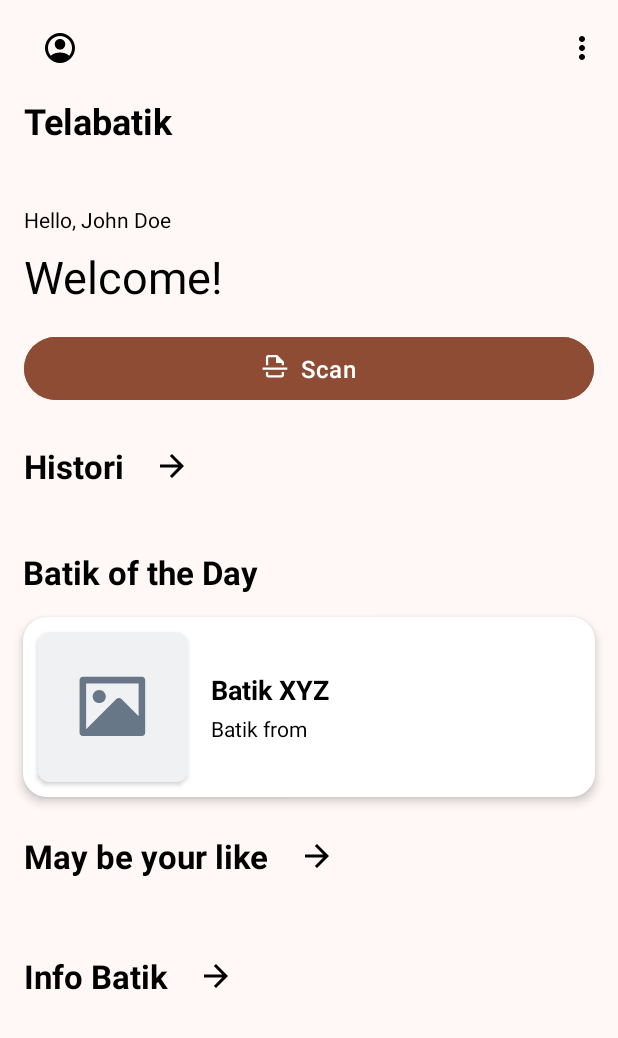
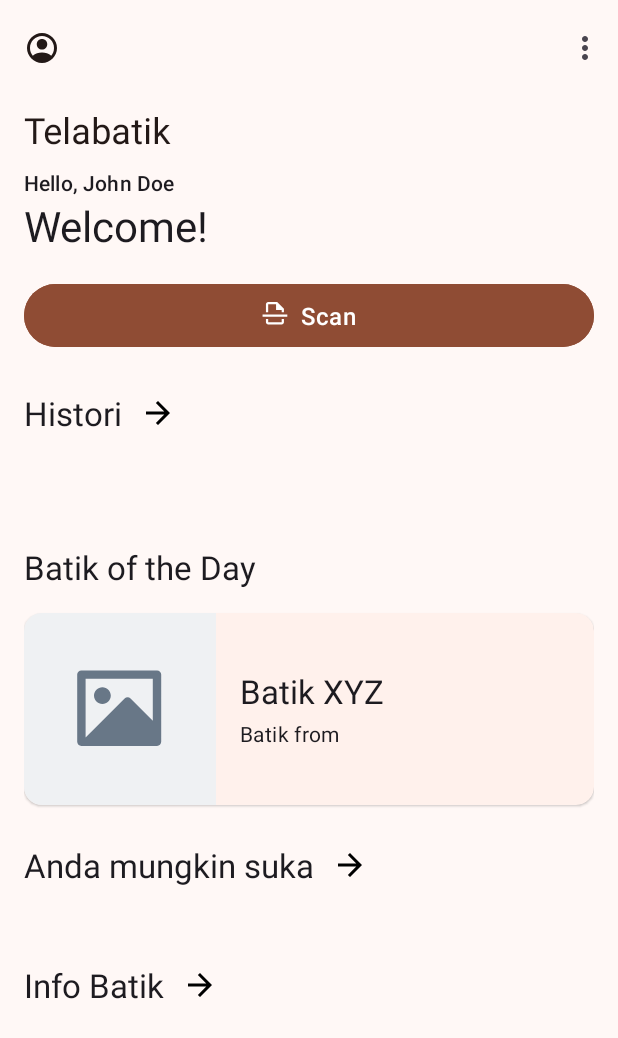
Before and after one commit to Telabatik/Telabatik-Mobile, an Android app: the fragment HomeFragment shown on its own in the app's theme, on a phone screen of 412 x 824 dp. Shown: the top 1038 px of the screen. Run offline under Robolectric (Android 15) with nearby library versions, the phone set to English and light mode, and no system bars.

Commit message:
Ubah string, gunakan style bawaan

```diff
--- a/app/src/main/res/layout/fragment_home.xml
+++ b/app/src/main/res/layout/fragment_home.xml
@@ -1,254 +1,204 @@
 <?xml version="1.0" encoding="utf-8"?>
-<androidx.constraintlayout.widget.ConstraintLayout xmlns:android="http://schemas.android.com/apk/res/android"
+<androidx.coordinatorlayout.widget.CoordinatorLayout xmlns:android="http://schemas.android.com/apk/res/android"
     xmlns:tools="http://schemas.android.com/tools"
+    xmlns:app="http://schemas.android.com/apk/res-auto"
+
+
+    android:layout_width="match_parent"
+    android:layout_height="match_parent">
+
+    <com.google.android.material.appbar.AppBarLayout
+        android:id="@+id/appbar"
+
+        android:layout_width="match_parent"
+        android:layout_height="wrap_content">
+
+        <com.google.android.material.appbar.CollapsingToolbarLayout
+            style="@style/Widget.Material3.CollapsingToolbar.Medium"
+            android:layout_width="match_parent"
+            android:layout_height="?attr/collapsingToolbarLayoutMediumSize"
+            app:contentScrim="?attr/colorPrimary"
+
+            app:layout_scrollFlags="scroll|enterAlways|enterAlwaysCollapsed"
+            app:toolbarId="@+id/toolbar">
+
+
+            <androidx.appcompat.widget.Toolbar
+                android:id="@+id/toolbar"
+                android:layout_width="match_parent"
+                android:layout_height="?attr/actionBarSize"
+                app:menu="@menu/home_menu"
+                app:navigationIcon="@drawable/ic_profile"
+                app:title="@string/app_name"></androidx.appcompat.widget.Toolbar>
+        </com.google.android.material.appbar.CollapsingToolbarLayout>
+    </com.google.android.material.appbar.AppBarLayout>
+
+    <androidx.core.widget.NestedScrollView
         android:layout_width="match_parent"
         android:layout_height="match_parent"
-    android:background="@color/md_theme_background"
-    xmlns:app="http://schemas.android.com/apk/res-auto"
-    tools:context=".ui.home.HomeFragment">
 
-    <!-- NestedScrollView untuk membuat konten dapat digulir -->
-    <androidx.core.widget.NestedScrollView
-        android:layout_width="0dp"
-        android:layout_height="0dp"
-        android:fillViewport="true"
-        app:layout_constraintTop_toTopOf="parent"
-        app:layout_constraintBottom_toBottomOf="parent"
-        app:layout_constraintStart_toStartOf="parent"
-        app:layout_constraintEnd_toEndOf="parent">
 
-        <!-- LinearLayout untuk menampung semua konten -->
+        app:layout_behavior="com.google.android.material.appbar.AppBarLayout$ScrollingViewBehavior">
+
         <LinearLayout
             android:layout_width="match_parent"
             android:layout_height="wrap_content"
+            android:layout_marginStart="16dp"
+            android:layout_marginEnd="16dp"
             android:orientation="vertical"
             android:paddingBottom="16dp">
 
             <!-- Toolbar -->
-            <androidx.appcompat.widget.Toolbar
-                android:id="@+id/toptoolbar_home"
-                android:layout_width="match_parent"
-                android:layout_height="?attr/actionBarSize"
-                android:background="@color/md_theme_background"
-                android:elevation="4dp"
-                app:titleTextColor="@android:color/black"
-                android:contentDescription="@string/toptoolbar_home">
-
-                <!-- Left Navigation Button -->
-                <ImageButton
-                    android:id="@+id/btn_profile"
-                    android:layout_width="48dp"
-                    android:layout_height="48dp"
-                    android:src="@drawable/ic_profile"
-                    android:background="?attr/selectableItemBackground"
-                    android:contentDescription="@string/profile_button"
-                    android:layout_gravity="start"
-                    app:tint="@color/black" />
-
-                <!-- Right Menu Button -->
-                <ImageButton
-                    android:id="@+id/btn_menu"
-                    android:layout_width="48dp"
-                    android:layout_height="48dp"
-                    android:src="@drawable/ic_more_vert"
-                    android:background="?attr/selectableItemBackground"
-                    android:contentDescription="@string/menu_button"
-                    android:layout_gravity="end"
-                    app:tint="@android:color/black" />
-            </androidx.appcompat.widget.Toolbar>
 
             <!-- Konten lainnya -->
-            <TextView
-                android:id="@+id/tv_title"
-                android:layout_width="wrap_content"
-                android:layout_height="wrap_content"
-                android:text="@string/telabatik"
-                android:textColor="@color/black"
-                android:textSize="24sp"
-                android:textStyle="bold"
-
-                android:layout_marginStart="16dp"
-                android:layout_marginEnd="16dp" />
 
             <TextView
                 android:id="@+id/tv_subtitle"
+                style="@style/TextAppearance.Material3.LabelLarge"
                 android:layout_width="wrap_content"
                 android:layout_height="wrap_content"
                 android:text="@string/username"
-                android:textColor="@color/black"
-                android:textSize="14sp"
-                android:layout_marginTop="40dp"
-                android:layout_marginStart="16dp" />
+                />
 
             <TextView
                 android:id="@+id/tv_welcome"
+                style="@style/TextAppearance.Material3.HeadlineMedium"
                 android:layout_width="wrap_content"
                 android:layout_height="wrap_content"
                 android:text="@string/welcome"
-                android:textColor="@color/black"
-                android:textSize="30sp"
-                android:layout_marginTop="8dp"
-                android:layout_marginStart="16dp" />
+                />
 
             <Button
                 android:id="@+id/btn_scan"
                 android:layout_width="match_parent"
                 android:layout_height="50dp"
+                android:layout_marginHorizontal="16dp"
+                android:layout_marginStart="0dp"
                 android:layout_marginTop="16dp"
-                android:layout_marginHorizontal="16dp"
+                android:layout_marginEnd="0dp"
                 android:backgroundTint="@color/md_theme_primary"
+                android:text="@string/scaning"
+                android:textColor="@color/white"
+                android:textSize="16sp"
                 app:icon="@drawable/ic_scan"
                 app:iconGravity="textStart"
-                app:iconPadding="8dp"
-                android:text="@string/scaning"
-                android:textColor="@color/white"
-                android:textSize="16sp" />
+                app:iconPadding="8dp" />
 
             <LinearLayout
                 android:layout_width="wrap_content"
                 android:layout_height="wrap_content"
-                android:orientation="horizontal"
+                android:layout_marginTop="16dp"
+                android:layout_marginBottom="16dp"
                 android:gravity="center_vertical"
-                android:layout_marginTop="16dp"
-                android:layout_marginStart="16dp">
+                android:orientation="horizontal">
 
                 <TextView
                     android:id="@+id/tv_history_title"
+                    style="@style/TextAppearance.Material3.TitleLarge"
                     android:layout_width="wrap_content"
                     android:layout_height="wrap_content"
-                    android:text="@string/history"
-                    android:textStyle="bold"
-                    android:textSize="22sp"
-                    android:textColor="@color/black" />
+                    android:text="@string/history" />
 
                 <ImageButton
                     android:id="@+id/btn_history_title"
                     android:layout_width="48dp"
                     android:layout_height="48dp"
-                    android:layout_marginStart="8dp"
                     android:background="?attr/selectableItemBackground"
                     android:contentDescription="@string/back_button"
                     android:src="@drawable/ic_next"
                     app:tint="@color/black" />
             </LinearLayout>
 
-
             <androidx.recyclerview.widget.RecyclerView
                 android:id="@+id/rv_history"
                 android:layout_width="match_parent"
                 android:layout_height="wrap_content"
+                android:layout_marginTop="16dp"
+                android:layout_marginBottom="16dp"
                 android:scrollbars="vertical"
-                android:layout_margin="16dp"
                 app:layoutManager="androidx.recyclerview.widget.LinearLayoutManager" />
 
             <TextView
                 android:id="@+id/tv_learn_more"
+                style="@style/TextAppearance.Material3.TitleLarge"
                 android:layout_width="wrap_content"
                 android:layout_height="wrap_content"
-                android:text="@string/the_day_batik"
-                android:textStyle="bold"
-                android:textSize="22sp"
-                android:textColor="@color/black"
-                android:layout_marginStart="15dp" />
+                android:layout_marginTop="16dp"
+                android:layout_marginBottom="16dp"
+                android:text="@string/the_day_batik" />
 
-            <androidx.constraintlayout.widget.ConstraintLayout
-                android:id="@+id/cl_batik_info"
+            <com.google.android.material.card.MaterialCardView
+                android:id="@+id/card_batik_otd"
+                style="?attr/materialCardViewElevatedStyle"
+                android:layout_width="match_parent"
+                android:layout_height="wrap_content">
+
+                <LinearLayout
                     android:layout_width="match_parent"
                     android:layout_height="wrap_content"
-                android:layout_margin="15dp"
-                android:background="@drawable/learnmore_result_card"
-                android:elevation="4dp"
-                android:padding="2dp"
-                app:layout_constraintTop_toBottomOf="@id/tv_learn_more"
-                app:layout_constraintStart_toStartOf="parent"
-                app:layout_constraintEnd_toEndOf="parent"
-                android:layout_marginEnd="16dp" >
+                    android:orientation="horizontal">
 
-
-
-                <androidx.cardview.widget.CardView
-                    android:id="@+id/cv_learnmore"
-                    android:layout_width="100dp"
-                    android:layout_height="100dp"
-                    android:layout_margin="8dp"
-                    app:cardCornerRadius="8dp"
-                    android:elevation="4dp"
-                    app:layout_constraintTop_toTopOf="parent"
-                    app:layout_constraintStart_toStartOf="parent"
-                    app:layout_constraintBottom_toBottomOf="parent">
-
-                    <!-- Image View -->
+                    <!-- Media -->
                     <ImageView
                         android:id="@+id/iv_batik_result"
-                        android:layout_width="100dp"
-                        android:layout_height="100dp"
-                        android:layout_marginEnd="16dp"
+                        android:layout_width="128dp"
+                        android:layout_height="128dp"
+                        android:contentDescription="@string/batik_image"
                         android:scaleType="centerCrop"
-                        android:contentDescription="@string/batik_image"
-                        android:src="@drawable/ic_placeholder"
-                        app:layout_constraintStart_toStartOf="parent"
-                        app:layout_constraintTop_toTopOf="parent"
-                        app:layout_constraintBottom_toBottomOf="parent" />
-                </androidx.cardview.widget.CardView>
+                        app:srcCompat="@drawable/ic_placeholder" />
 
-
-                <!-- Text Group -->
                     <LinearLayout
                         android:id="@+id/ll_batik_info"
-                    android:layout_width="0dp"
-                    android:layout_height="wrap_content"
+                        android:layout_width="match_parent"
+                        android:layout_height="match_parent"
+                        android:gravity="center_vertical"
                         android:orientation="vertical"
-                    app:layout_constraintStart_toEndOf="@id/cv_learnmore"
-                    app:layout_constraintTop_toTopOf="@id/cv_learnmore"
-                    app:layout_constraintBottom_toBottomOf="@id/cv_learnmore"
-                    app:layout_constraintEnd_toEndOf="parent"
-                    android:layout_marginStart="15dp">
+                        android:padding="16dp">
 
-                    <!-- Batik Title -->
+                        <!-- Title, secondary and supporting text -->
                         <TextView
                             android:id="@+id/tv_batik_title"
+                            style="@style/TextAppearance.Material3.TitleLarge"
                             android:layout_width="wrap_content"
                             android:layout_height="wrap_content"
-                        android:text="@string/batik_xyz"
-                        android:textSize="18sp"
-                        android:textStyle="bold"
-                        android:textColor="@android:color/black"/>
+                            android:text="@string/batik_xyz" />
 
-                    <!-- Batik Description -->
                         <TextView
                             android:id="@+id/tv_batik_description"
+                            style="@style/TextAppearance.Material3.BodyMedium"
                             android:layout_width="wrap_content"
                             android:layout_height="wrap_content"
-                        android:text="@string/batik_from"
-                        android:textSize="14sp"
-                        android:textColor="@color/black"
-                        android:layout_marginTop="4dp" />
+                            android:layout_marginTop="4dp"
+                            android:text="@string/batik_from" />
 
                     </LinearLayout>
-            </androidx.constraintlayout.widget.ConstraintLayout>
+
+                    <!-- Buttons -->
+
+                </LinearLayout>
+
+            </com.google.android.material.card.MaterialCardView>
 
             <LinearLayout
                 android:layout_width="wrap_content"
                 android:layout_height="wrap_content"
-                android:orientation="horizontal"
+                android:layout_marginTop="16dp"
+
+                android:layout_marginBottom="16dp"
                 android:gravity="center_vertical"
-
-                android:layout_marginStart="16dp">
+                android:orientation="horizontal">
 
                 <TextView
                     android:id="@+id/tv_maybe_your_like"
+                    style="@style/TextAppearance.Material3.TitleLarge"
                     android:layout_width="wrap_content"
                     android:layout_height="wrap_content"
-                    android:text="@string/your_like"
-                    android:textStyle="bold"
-                    android:textSize="22sp"
-                    android:textColor="@color/black" />
+                    android:text="@string/your_like" />
 
                 <ImageButton
                     android:id="@+id/btn_yourlike_title"
                     android:layout_width="48dp"
                     android:layout_height="48dp"
-                    android:layout_marginStart="8dp"
                     android:background="?attr/selectableItemBackground"
                     android:contentDescription="@string/back_button"
                     android:src="@drawable/ic_next"
@@ -260,31 +210,28 @@
                 android:layout_width="match_parent"
                 android:layout_height="wrap_content"
                 android:scrollbars="vertical"
-                android:layout_margin="16dp"
-                app:layoutManager="androidx.recyclerview.widget.LinearLayoutManager"/>
+                app:layoutManager="androidx.recyclerview.widget.LinearLayoutManager" />
 
             <LinearLayout
                 android:layout_width="wrap_content"
                 android:layout_height="wrap_content"
-                android:orientation="horizontal"
+                android:layout_marginTop="16dp"
+
+                android:layout_marginBottom="16dp"
                 android:gravity="center_vertical"
-
-                android:layout_marginStart="16dp">
+                android:orientation="horizontal">
 
                 <TextView
                     android:id="@+id/tv_batik_info"
+                    style="@style/TextAppearance.Material3.TitleLarge"
                     android:layout_width="wrap_content"
                     android:layout_height="wrap_content"
-                    android:text="@string/batik_info"
-                    android:textStyle="bold"
-                    android:textSize="22sp"
-                    android:textColor="@color/black" />
+                    android:text="@string/batik_info" />
 
                 <ImageButton
                     android:id="@+id/btn_batikinfo_title"
                     android:layout_width="48dp"
                     android:layout_height="48dp"
-                    android:layout_marginStart="8dp"
                     android:background="?attr/selectableItemBackground"
                     android:contentDescription="@string/back_button"
                     android:src="@drawable/ic_next"
@@ -295,10 +242,13 @@
                 android:id="@+id/rv_batikinfo"
                 android:layout_width="match_parent"
                 android:layout_height="wrap_content"
+                android:layout_marginTop="16dp"
+                android:layout_marginBottom="16dp"
                 android:scrollbars="vertical"
-                android:layout_margin="16dp"
-                app:layoutManager="androidx.recyclerview.widget.LinearLayoutManager"/>
+                app:layoutManager="androidx.recyclerview.widget.LinearLayoutManager" />
 
         </LinearLayout>
     </androidx.core.widget.NestedScrollView>
-</androidx.constraintlayout.widget.ConstraintLayout>
+
+
+</androidx.coordinatorlayout.widget.CoordinatorLayout>
--- /dev/null
+++ b/app/src/main/res/menu/home_menu.xml
@@ -0,0 +1,9 @@
+<?xml version="1.0" encoding="utf-8"?>
+<menu xmlns:android="http://schemas.android.com/apk/res/android"
+    xmlns:app="http://schemas.android.com/apk/res-auto">
+    <item
+        android:id="@+id/more"
+        android:title="@string/more"
+        android:contentDescription="@string/content_description_more"
+        app:showAsAction="never" />
+</menu>
--- a/app/src/main/res/values/strings.xml
+++ b/app/src/main/res/values/strings.xml
@@ -18,7 +18,7 @@
     <string name="history_time">history time</string>
     <string name="history">Histori</string>
     <string name="the_day_batik">Batik of the Day</string>
-    <string name="your_like">May be your like</string>
+    <string name="your_like">Anda mungkin suka</string>
     <string name="batik_info">Info Batik </string>
 
 
@@ -55,5 +55,7 @@
         <string name="Headline">Judul</string>
         <string name="Dekripsion">Deskripsi</string>
     <string name="hello">Hello World!</string>
+    <string name="content_description_more">More</string>
+    <string name="more">More</string>
 
 </resources>
```
Lines whose indentation alone changed are shown as unchanged.
